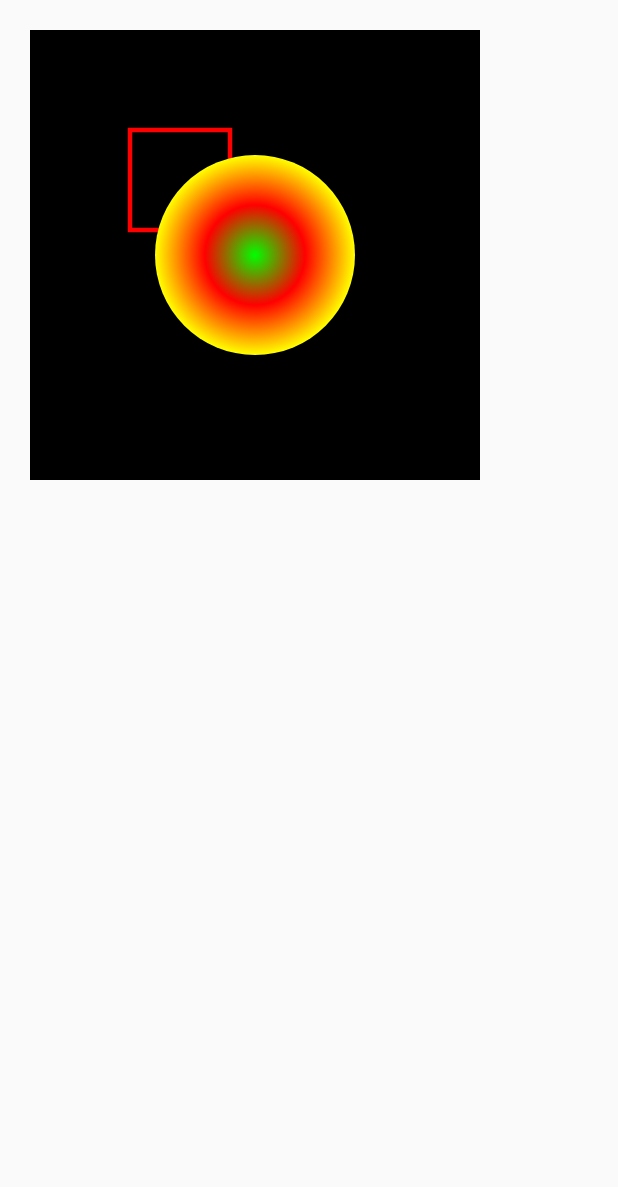
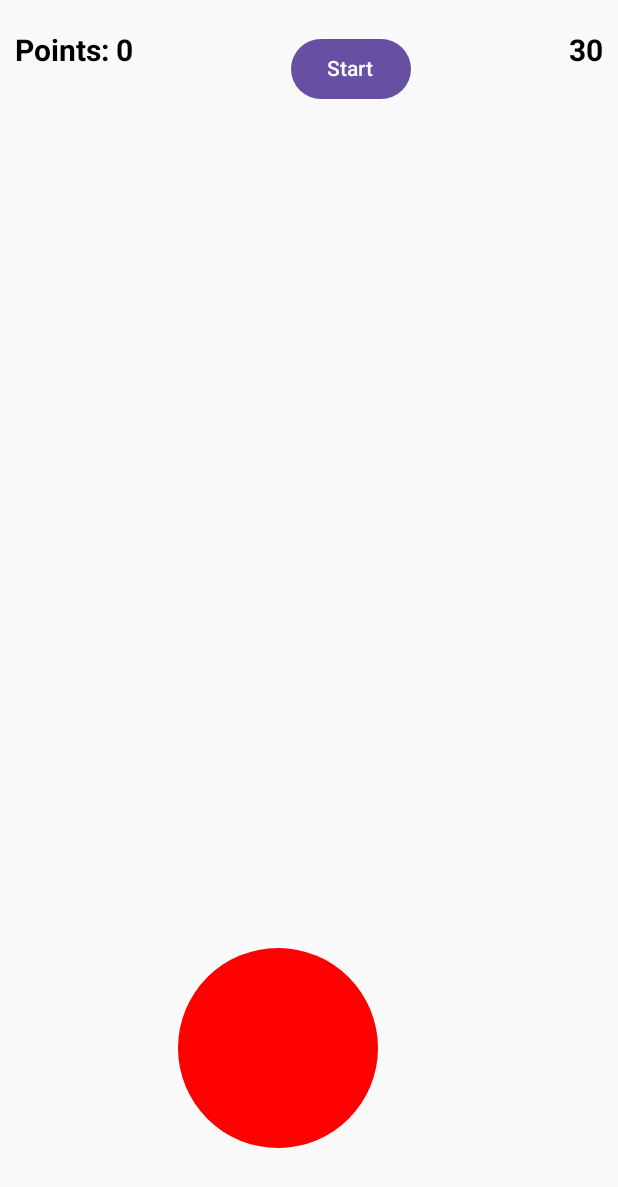
Before and after one commit to yogesh-7/My_Canvas, an Android app built with Jetpack Compose: the screen it shows after launch (MainActivity), on a phone screen of 412 x 824 dp. Shown: the top 1187 px of the screen. Run offline under Robolectric (Android 15) with nearby library versions, the phone set to English and light mode, and no system bars.

Commit message:
click issue fixed

```diff
--- a/app/src/main/java/com/helloyogesh/mycanvas/MainActivity.kt
+++ b/app/src/main/java/com/helloyogesh/mycanvas/MainActivity.kt
@@ -5,82 +5,179 @@ import androidx.activity.ComponentActivity
 import androidx.activity.compose.setContent
 import androidx.activity.enableEdgeToEdge
 import androidx.compose.foundation.Canvas
+import androidx.compose.foundation.gestures.detectTapGestures
+import androidx.compose.foundation.layout.Arrangement
+import androidx.compose.foundation.layout.BoxWithConstraints
+import androidx.compose.foundation.layout.Column
+import androidx.compose.foundation.layout.Row
+import androidx.compose.foundation.layout.Spacer
+import androidx.compose.foundation.layout.fillMaxSize
+import androidx.compose.foundation.layout.fillMaxWidth
+import androidx.compose.foundation.layout.height
+import androidx.compose.foundation.layout.navigationBarsPadding
 import androidx.compose.foundation.layout.padding
-import androidx.compose.foundation.layout.size
+import androidx.compose.material3.Button
+import androidx.compose.material3.Text
 import androidx.compose.runtime.Composable
+import androidx.compose.runtime.LaunchedEffect
+import androidx.compose.runtime.getValue
+import androidx.compose.runtime.mutableIntStateOf
+import androidx.compose.runtime.mutableStateOf
+import androidx.compose.runtime.remember
+import androidx.compose.runtime.setValue
 import androidx.compose.ui.Modifier
 import androidx.compose.ui.geometry.Offset
-import androidx.compose.ui.geometry.Size
-import androidx.compose.ui.graphics.Brush
 import androidx.compose.ui.graphics.Color
-import androidx.compose.ui.graphics.drawscope.Stroke
+import androidx.compose.ui.input.pointer.pointerInput
+import androidx.compose.ui.text.font.FontWeight
 import androidx.compose.ui.tooling.preview.Preview
 import androidx.compose.ui.unit.dp
+import androidx.compose.ui.unit.sp
+import kotlinx.coroutines.delay
+import kotlin.math.pow
+import kotlin.math.roundToInt
+import kotlin.math.sqrt
+import kotlin.random.Random
 
 class MainActivity : ComponentActivity() {
     override fun onCreate(savedInstanceState: Bundle?) {
         super.onCreate(savedInstanceState)
         enableEdgeToEdge()
         setContent {
-            MyCanvas()
+            MainScreen()
         }
     }
 }
 
 @Composable
-fun MyCanvas() {
-    Canvas(
-        modifier = Modifier
-            .padding(20.dp)
-            .size(300.dp)
+fun MainScreen() {
+    var points by remember {
+        mutableIntStateOf(0)
+    }
+    var isTimerRunning by remember {
+        mutableStateOf(false)
+    }
+    Column(modifier = Modifier.fillMaxSize()
+        .navigationBarsPadding()
     ) {
-        drawRect(
-            color = Color.Black,
-            size = size
-        )
-        drawRect(
-            color = Color.Red,
-            topLeft = Offset(100f, 100f),
-            size = Size(100f, 100f),
-            style = Stroke(
-                width = 3.dp.toPx()
+        Spacer(modifier = Modifier.height(12.dp))
+        Row(
+            modifier = Modifier
+                .fillMaxWidth()
+                .padding(10.dp),
+            horizontalArrangement = Arrangement.SpaceBetween
+        ) {
+            Text(
+                text = "Points: $points",
+                fontSize = 20.sp,
+                fontWeight = FontWeight.Bold
             )
-        )
-        drawCircle(
-            brush = Brush.radialGradient(
-                colors = listOf(Color.Green,Color.Red, Color.Yellow),
-                center = center,
-                radius = 100f
-            ),
-            radius = 100f,
-        )
-        drawArc(
-            color = Color.Green,
-            startAngle = 0f,
-            sweepAngle = 270f,
-            useCenter = false,
-            topLeft = Offset(100f, 500f),
-            size = Size(200f, 200f),
-            style = Stroke(
-                width = 3.dp.toPx()
+            Button(onClick = {
+                isTimerRunning = !isTimerRunning
+                points = 0
+            }) {
+                Text(text = if (isTimerRunning) "Reset" else "Start")
+            }
+            CountdownTimer(
+                isTimerRunning = isTimerRunning
+            ) {
+                isTimerRunning = false
+            }
+        }
+        BallClicker(
+            enabled = isTimerRunning
+        ) {
+            points++
+        }
+    }
+}
+
+@Composable
+fun CountdownTimer(
+    time: Int = 30000,
+    isTimerRunning: Boolean = false,
+    onTimerEnd: () -> Unit = {}
+) {
+    var curTime by remember {
+        mutableIntStateOf(time)
+    }
+    LaunchedEffect(key1 = curTime, key2 = isTimerRunning) {
+        if (!isTimerRunning) {
+            curTime = time
+            return@LaunchedEffect
+        }
+        if (curTime > 0) {
+            delay(1000L)
+            curTime -= 1000
+        } else {
+            onTimerEnd()
+        }
+    }
+    Text(
+        text = (curTime / 1000).toString(),
+        fontSize = 20.sp,
+        fontWeight = FontWeight.Bold
+    )
+}
+
+@Composable
+fun BallClicker(
+    radius: Float = 100f,
+    enabled: Boolean = false,
+    ballColor: Color = Color.Red,
+    onBallClick: () -> Unit = {}
+) {
+    BoxWithConstraints(modifier = Modifier.fillMaxSize()) {
+        var ballPosition by remember {
+            mutableStateOf(
+                randomOffset(
+                    radius = radius,
+                    width = constraints.maxWidth,
+                    height = constraints.maxHeight
+                )
             )
-        )
-        drawOval(
-            color = Color.Magenta,
-            topLeft = Offset(500f, 100f),
-            size = Size(200f, 300f)
-        )
-        drawLine(
-            color = Color.Cyan,
-            start = Offset(300f, 700f),
-            end = Offset(700f, 700f),
-            strokeWidth = 5.dp.toPx()
-        )
+        }
+        Canvas(
+            modifier = Modifier
+                .fillMaxSize()
+                .pointerInput(enabled) {
+                    if (!enabled) {
+                        return@pointerInput
+                    }
+                    detectTapGestures {
+                        val distance = sqrt(
+                            (it.x - ballPosition.x).pow(2) +
+                                    (it.y - ballPosition.y).pow(2)
+                        )
+                        if (distance <= radius) {
+                            ballPosition = randomOffset(
+                                radius = radius,
+                                width = constraints.maxWidth,
+                                height = constraints.maxHeight
+                            )
+                            onBallClick()
+                        }
+                    }
+                }
+        ) {
+            drawCircle(
+                color = ballColor,
+                radius = radius,
+                center = ballPosition
+            )
+        }
     }
+}
+
+private fun randomOffset(radius: Float, width: Int, height: Int): Offset {
+    return Offset(
+        x = Random.nextInt(radius.roundToInt(), width - radius.roundToInt()).toFloat(),
+        y = Random.nextInt(radius.roundToInt(), height - radius.roundToInt()).toFloat()
+    )
 }
 
 @Preview(showBackground = true)
 @Composable
 fun MyCanvasPreview() {
-    MyCanvas()
+    MainScreen()
 }
```
